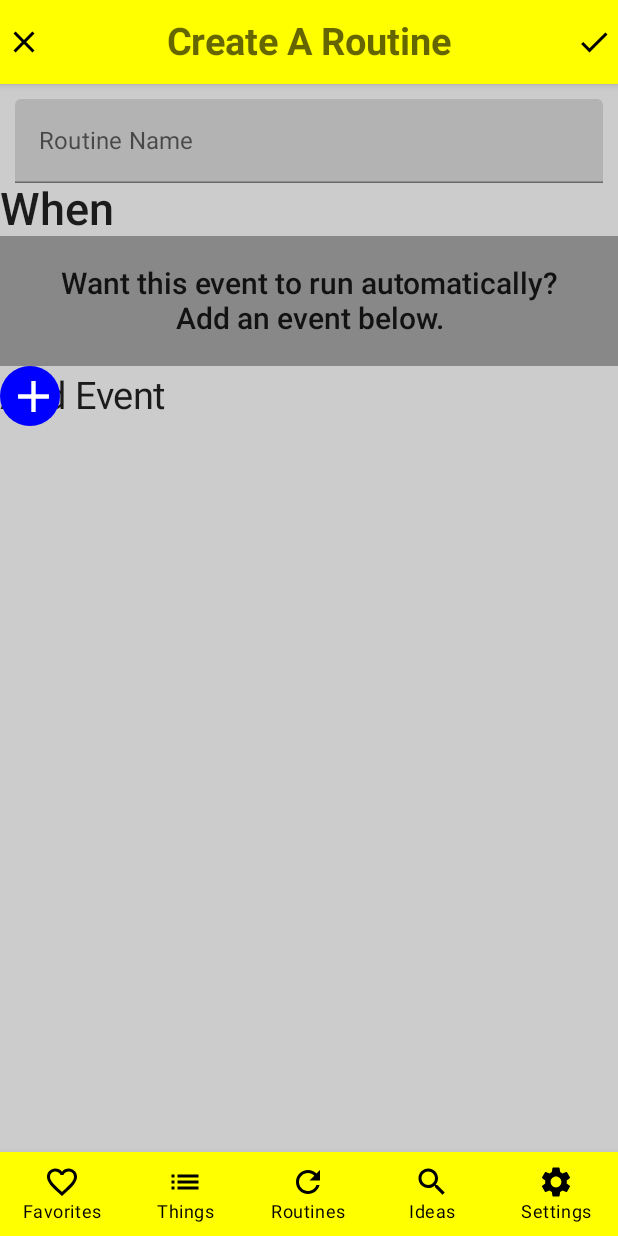
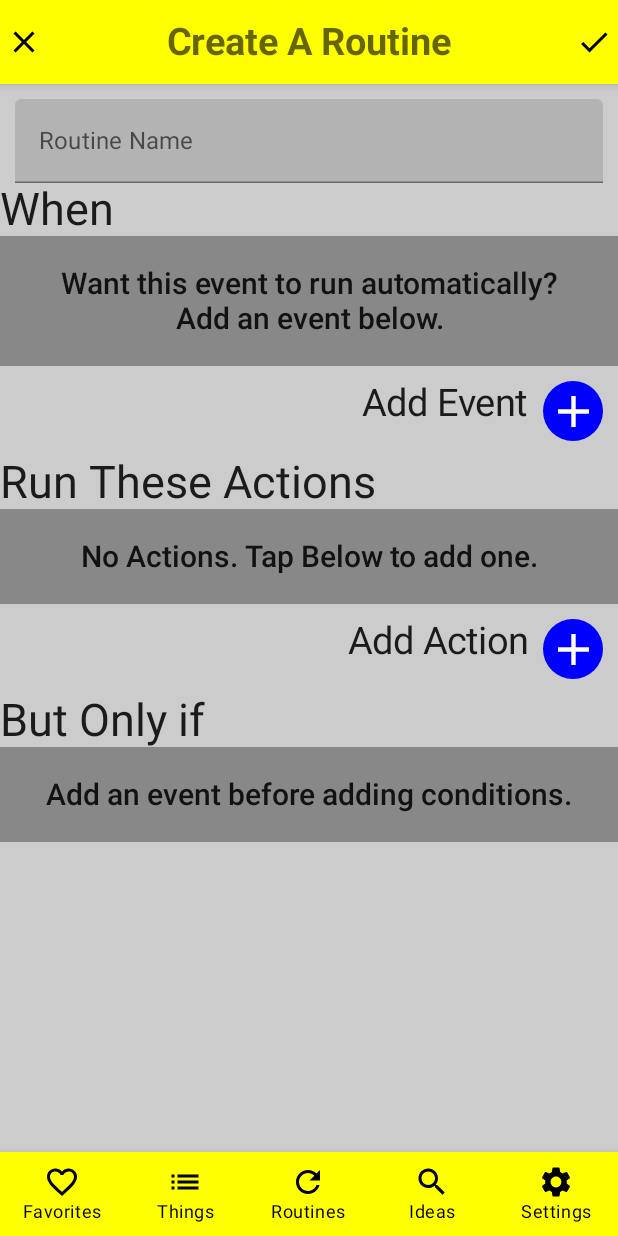
Before and after one commit to BenziDarwin/Navigation-Project, an Android app built with Jetpack Compose: the CreateRoutine screen opened through its navigation route, on a phone screen of 412 x 824 dp. Run offline under Robolectric (Android 15) with nearby library versions, the phone set to English and light mode, and no system bars.

Commit message:
Added more pages

```diff
--- a/app/src/main/java/com/example/navigation/components/screens/Routines/CreateRoutine.kt
+++ b/app/src/main/java/com/example/navigation/components/screens/Routines/CreateRoutine.kt
@@ -49,7 +49,7 @@ fun CreateRoutine(
                         imageVector = Icons.Default.Close,
                         contentDescription = "Close",
                         tint = Color.Black,
-                        modifier = Modifier.align(Alignment.CenterStart)
+                        modifier = Modifier.align(Alignment.CenterStart).clickable { navController.navigate("selectroutine") }
                     )
 
                     Icon(
@@ -69,7 +69,7 @@ fun CreateRoutine(
                     .background(Color.LightGray)
                     .padding(top = 10.dp),
             ) {
-                Column( modifier = Modifier
+                Column(modifier = Modifier
                     .verticalScroll(rememberScrollState())
                 ) {
                     TextField(
@@ -84,7 +84,6 @@ fun CreateRoutine(
                     )
                     Text(
                         text = "When",
-                        fontWeight = FontWeight.SemiBold,
                         fontSize = 30.sp)
                     Text(
                         text = "Want this event to run automatically? Add an event below.",
@@ -97,19 +96,60 @@ fun CreateRoutine(
                             .padding(20.dp)
                     )
 
-                        Box(contentAlignment = Alignment.CenterStart) {
-                            Text(text = "Add Event",
-
+                        Box(
+                            contentAlignment = Alignment.CenterEnd,
+                            modifier = Modifier.fillMaxWidth().padding(top=10.dp, end=10.dp)
+                        ) {
+                            Row(){
+                                Text(text = "Add Event",
+                                    fontSize = 25.sp)
+                                Spacer(modifier = Modifier.width(10.dp))
+                                Box(
+                                    contentAlignment = Alignment.Center,
+                                    modifier = Modifier
+                                        .clip(CircleShape)
+                                        .size(40.dp)
+                                        .clickable {/*  */ }
+                                        .background(Color.Blue)
+                                ){
+                                    Icon(
+                                        imageVector = Icons.Default.Add,
+                                        contentDescription = "Add Routine",
+                                        tint = Color.White,
+                                        modifier = Modifier
+                                            .size(35.dp)
+                                    )
+                                }
+                            }
+                    }
+                    Spacer(modifier = Modifier.height(10.dp))
+                    Text(
+                        text = "Run These Actions",
+                        fontSize = 30.sp)
+                    Text(
+                        text = "No Actions. Tap Below to add one.",
+                        fontWeight = FontWeight.SemiBold,
+                        fontSize = 20.sp,
+                        textAlign = TextAlign.Center,
+                        modifier = Modifier
+                            .fillMaxWidth()
+                            .background(Color.Gray)
+                            .padding(20.dp)
+                    )
+                    Box(
+                        contentAlignment = Alignment.CenterEnd,
+                        modifier = Modifier.fillMaxWidth().padding(top=10.dp, end=10.dp)
+                    ) {
+                        Row(){
+                            Text(text = "Add Action",
                                 fontSize = 25.sp)
-                            Spacer(
-                                modifier = Modifier.width(20.dp)
-                            )
+                            Spacer(modifier = Modifier.width(10.dp))
                             Box(
                                 contentAlignment = Alignment.Center,
                                 modifier = Modifier
                                     .clip(CircleShape)
                                     .size(40.dp)
-                                    .clickable { navController.navigate("createroutine") }
+                                    .clickable {/*  */ }
                                     .background(Color.Blue)
                             ){
                                 Icon(
@@ -118,11 +158,24 @@ fun CreateRoutine(
                                     tint = Color.White,
                                     modifier = Modifier
                                         .size(35.dp)
-                                        .align(Alignment.CenterEnd)
                                 )
                             }
+                        }
                     }
-
+                    Spacer(modifier = Modifier.height(10.dp))
+                    Text(
+                        text = "But Only if",
+                        fontSize = 30.sp)
+                    Text(
+                        text = "Add an event before adding conditions.",
+                        fontWeight = FontWeight.SemiBold,
+                        fontSize = 20.sp,
+                        textAlign = TextAlign.Center,
+                        modifier = Modifier
+                            .fillMaxWidth()
+                            .background(Color.Gray)
+                            .padding(20.dp)
+                    )
                 }
             }
         }
--- a/app/src/main/java/com/example/navigation/components/screens/Routines/SelectRoutine.kt
+++ b/app/src/main/java/com/example/navigation/components/screens/Routines/SelectRoutine.kt
@@ -46,7 +46,8 @@ fun SelectRoutine(
                         imageVector = Icons.Default.ArrowBack,
                         contentDescription = "Back",
                         tint = Color.Black,
-                        modifier = Modifier.align(Alignment.CenterStart)
+                        modifier = Modifier
+                            .align(Alignment.CenterStart).clickable { navController.popBackStack() }
                     )
                 }
             }
@@ -76,7 +77,9 @@ fun SelectRoutine(
                     Spacer(
                         modifier = Modifier.width(20.dp)
                     )
-                    Text(text = "Create a new Routine",
+                    Text(
+                        text = "Create a new Routine",
+                        color = Color.Black,
                     fontSize = 30.sp)
                 }
             }
```
